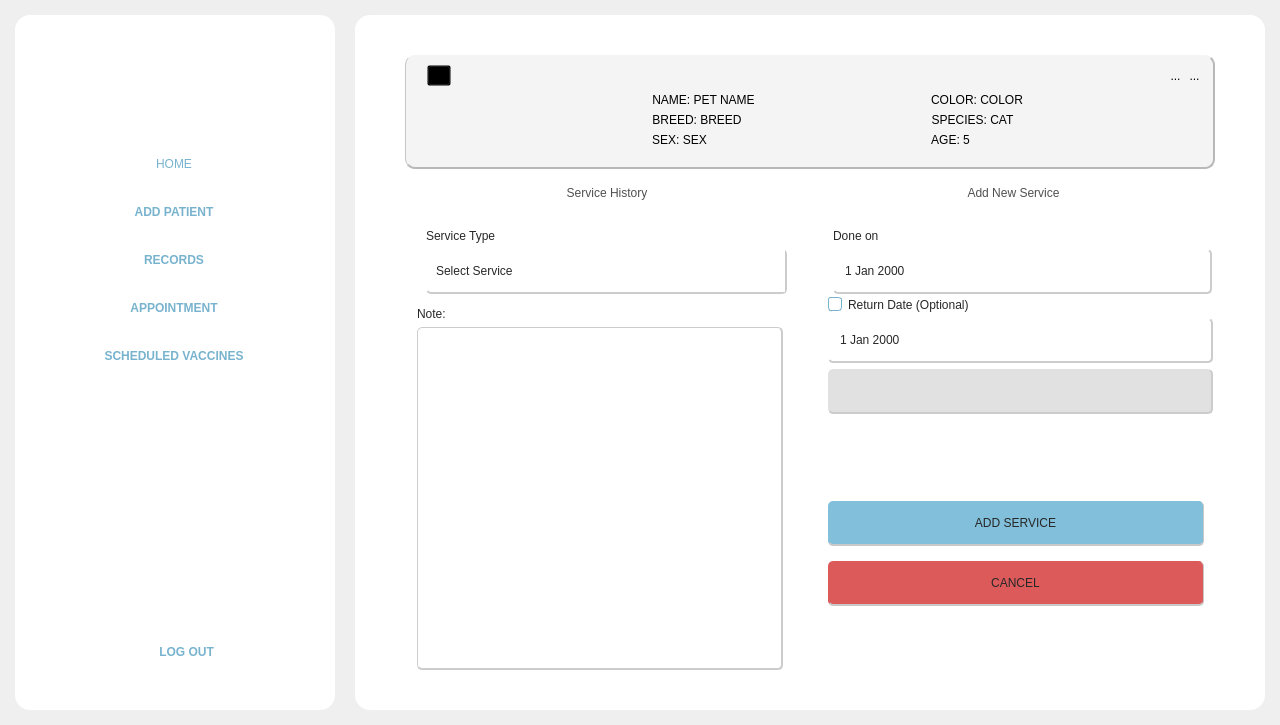
Before: the Qt Designer form Frontend/Home.ui in DreddVDomasian/Petmate-Desktop-Application, drawn with Qt 5.
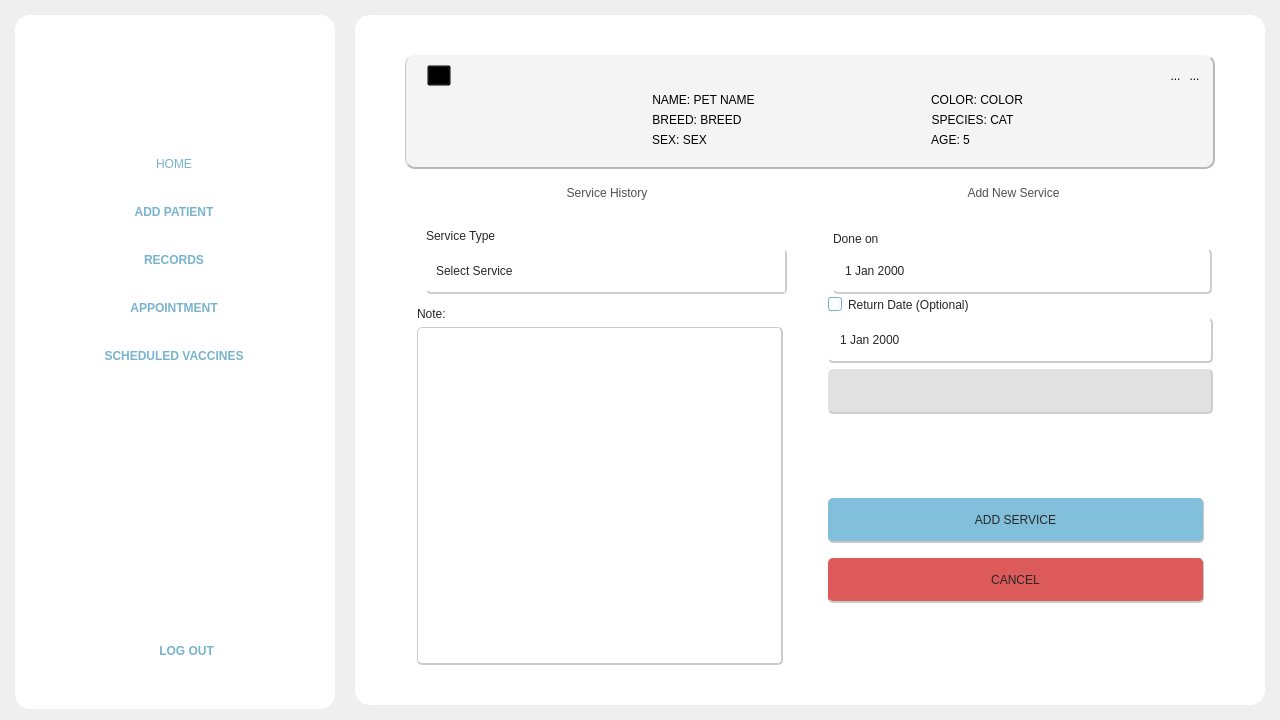
After: the same form once the commit is applied. The open tabs and pages were chosen to show the change. Icons and pictures are not drawn.

Commit message:
Add custom calendar popup and improve combobox validation
Introduces a custom calendar popup for date selection using a new customCalendar.ui file and related logic in app.py. Refines combobox validation to ensure input matches available options, and disables city and barangay comboboxes until valid selections are made. Updates toast styling and animation, adjusts Home.ui layout, and removes unused calendar styles from input_styles.py.

What changed in the file:
```diff
--- a/Frontend/Home.ui
+++ b/Frontend/Home.ui
@@ -7,7 +7,7 @@
     <x>0</x>
     <y>0</y>
     <width>1280</width>
-    <height>725</height>
+    <height>720</height>
    </rect>
   </property>
   <property name="sizePolicy">
@@ -8426,7 +8426,7 @@
                         <item>
                          <widget class="QFrame" name="frame_64">
                           <property name="sizePolicy">
-                           <sizepolicy hsizetype="Expanding" vsizetype="Fixed">
+                           <sizepolicy hsizetype="Expanding" vsizetype="Expanding">
                             <horstretch>0</horstretch>
                             <verstretch>0</verstretch>
                            </sizepolicy>
@@ -8443,6 +8443,9 @@
                            <enum>QFrame::Raised</enum>
                           </property>
                           <layout class="QVBoxLayout" name="verticalLayout_55">
+                           <property name="spacing">
+                            <number>0</number>
+                           </property>
                            <property name="leftMargin">
                             <number>0</number>
                            </property>
```
Left out of the diff: 6 changed lines with no effect on the pictures. The commit also changes 5 other files.
